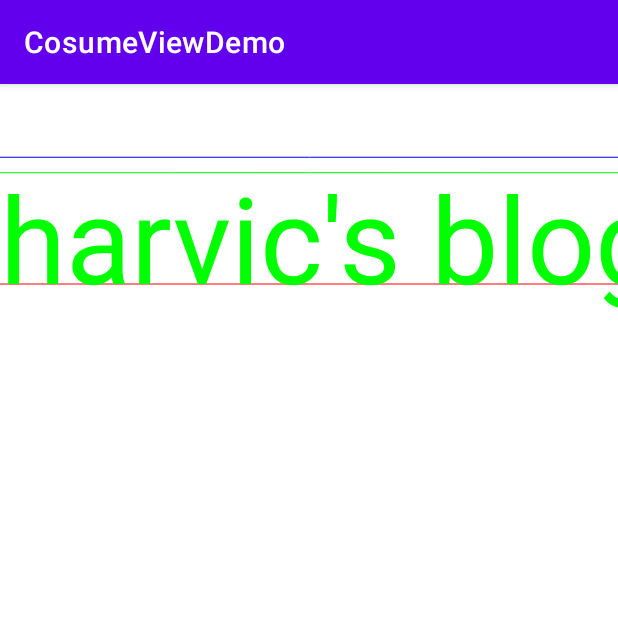
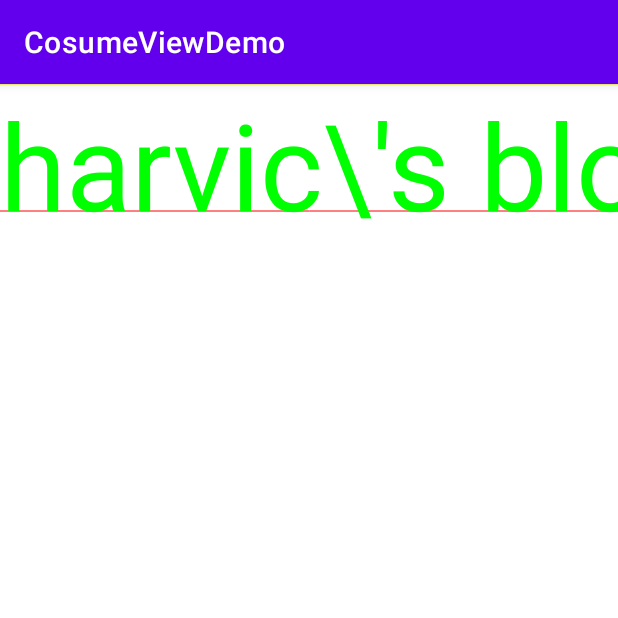
Before and after one commit to zzfyx/ViewDemo, an Android app: the Lin6Activity screen opened directly, with no data from a screen before it, on a phone screen of 412 x 824 dp, the top half of it. Run offline under Robolectric (Android 15) with nearby library versions, the phone set to English and light mode, and no system bars.

Commit message:
第4次提交////////...

```diff
--- a/app/src/main/java/com/hcmes/viewdemo/l6/PaintView.kt
+++ b/app/src/main/java/com/hcmes/viewdemo/l6/PaintView.kt
@@ -4,6 +4,8 @@ import android.content.Context
 import android.graphics.*
 import android.util.AttributeSet
 import android.view.View
+import androidx.core.view.marginTop
+
 class PaintView: View{
     constructor(context: Context?) : super(context)
     constructor(context: Context?, attrs: AttributeSet?) : super(context, attrs){
@@ -24,7 +26,7 @@ class PaintView: View{
     }
     override fun onDraw(canvas: Canvas) {
         super.onDraw(canvas)
-        var baseLineX=0f
+   /*     var baseLineX=0f
         var baseLineY=200f
         //画基线
         var paint=Paint()
@@ -55,8 +57,39 @@ class PaintView: View{
         canvas.drawLine(baseLineX,bottom,3000f,bottom,paint)
 
         //得到文字高度
+        var height=bottom-top;
+        //得到文字的宽度
+        var widht= paint.measureText("")*/
 
-        var height=bottom-top;
-        var widht= paint.measureText("")
+        draw1(canvas)
+
+    }
+    fun draw1(canvas: Canvas){
+        //根据矩形左上角绘制文字过程
+        var text="harvic\\'s blog"
+        var top=0f
+        var baseLineX=0f
+        var paint=Paint()
+        paint.textSize=120f
+        paint.textAlign=Paint.Align.LEFT
+        paint.color=Color.YELLOW
+        //画top线
+        canvas.drawLine(baseLineX,top,3000f,top,paint)
+        var fm=paint.getFontMetricsInt()
+        var baseLineY=top-fm.top
+        //画基线
+        paint.color=Color.RED
+        canvas.drawLine(baseLineX,baseLineY,3000f,baseLineY,paint)
+        //写文字
+        paint.setColor(Color.GREEN)
+        canvas.drawText(text,baseLineX,baseLineY,paint)
+        var rect=Rect()
+        paint.getTextBounds(text,0,text.length,rect)
+
+        //baseline= center + (FontMetrics.bottom - FontMetrics.top)/2 -FontMetrics.bottom
+    }
+    fun getBaseline(p: Paint): Float {
+        val fontMetrics = p.fontMetricsInt
+        return (fontMetrics.descent - fontMetrics.ascent) / 2f - fontMetrics.descent
     }
 }
--- a/app/src/main/res/layout/activity_lin6.xml
+++ b/app/src/main/res/layout/activity_lin6.xml
@@ -8,7 +8,7 @@
     <com.hcmes.viewdemo.l6.PaintView
         android:id="@+id/paintView"
         android:layout_width="match_parent"
-        android:layout_height="150dp"
+        android:layout_height="550dp"
         app:layout_constraintTop_toTopOf="parent"
         app:layout_constraintLeft_toLeftOf="parent"
         />
```
